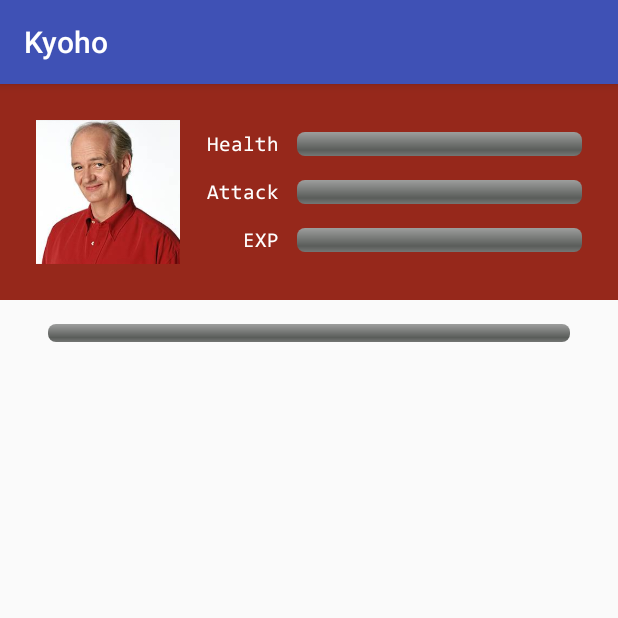
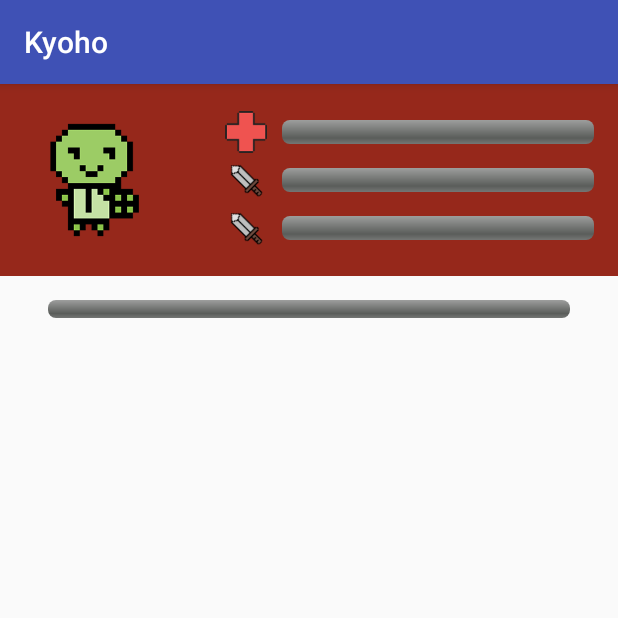
Before and after one commit to ltzehan/hackomania, an Android app: the screen it shows after launch (MainActivity), on a phone screen of 412 x 824 dp, the top half of it. Run offline under Robolectric (Android 15) with nearby library versions, the light colour scheme and no system bars; 1 statement that could not run was skipped.

Commit message:
value bar icon

```diff
--- a/app/app/src/main/res/layout/activity_main.xml
+++ b/app/app/src/main/res/layout/activity_main.xml
@@ -10,7 +10,7 @@
     <RelativeLayout
         android:layout_width="match_parent"
         android:layout_height="wrap_content"
-        android:padding="24dp"
+        android:padding="16dp"
         android:background="@color/colorMainUI">
 
         <qihaoooooo.kyoho.view.SquareImageView
@@ -18,38 +18,37 @@
             android:layout_width="@dimen/userIconHeight"
             android:layout_height="@dimen/userIconHeight"
             android:scaleType="centerInside"
-            android:src="@drawable/placeholder"/>
+            android:src="@drawable/turtle"/>
 
         <LinearLayout
             android:id="@+id/barLabels"
             android:layout_width="wrap_content"
             android:layout_height="@dimen/userIconHeight"
-            android:layout_marginStart="18dp"
-            android:layout_marginEnd="12dp"
             android:orientation="vertical"
             android:gravity="right"
+            android:layout_marginRight="8dp"
             android:layout_toEndOf="@id/userIcon">
 
-            <qihaoooooo.kyoho.view.PixelFontTextView
-                android:layout_width="wrap_content"
+            <qihaoooooo.kyoho.view.SquareImageView
+                android:layout_width="match_parent"
                 android:layout_height="0dp"
                 android:layout_weight="1"
-                android:gravity="center"
-                android:text="Health"/>
+                android:padding="@dimen/valueBarIconPadding"
+                android:src="@drawable/health"/>
 
-            <qihaoooooo.kyoho.view.PixelFontTextView
-                android:layout_width="wrap_content"
+            <qihaoooooo.kyoho.view.SquareImageView
+                android:layout_width="match_parent"
                 android:layout_height="0dp"
                 android:layout_weight="1"
-                android:gravity="center"
-                android:text="Attack"/>
+                android:padding="@dimen/valueBarIconPadding"
+                android:src="@drawable/sword"/>
 
-            <qihaoooooo.kyoho.view.PixelFontTextView
-                android:layout_width="wrap_content"
+            <qihaoooooo.kyoho.view.SquareImageView
+                android:layout_width="match_parent"
                 android:layout_height="0dp"
                 android:layout_weight="1"
-                android:gravity="center"
-                android:text="EXP"/>
+                android:padding="@dimen/valueBarIconPadding"
+                android:src="@drawable/sword"/>
 
         </LinearLayout>
 
--- a/app/app/src/main/res/values/dimen.xml
+++ b/app/app/src/main/res/values/dimen.xml
@@ -3,6 +3,7 @@
 
     <item name="userIconHeight" type="dimen">96dp</item>
     <item name="valueBarVerticalPadding" type="dimen">8dp</item>
+    <item name="valueBarIconPadding" type="dimen">2dp</item>
     <item name="taskIconHeight" type="dimen">72dp</item>
     <item name="taskTextPadding" type="dimen">12dp</item>
     <item name="taskDescSize" type="dimen">18dp</item>
@@ -11,4 +12,5 @@
     <item name="bossBarHeight" type="dimen">12dp</item>
     <item name="bossSpriteHeight" type="dimen">120dp</item>
 
+
 </resources>
```
Also changed, not shown: app/app/src/main/res/drawable/checkmark.png (added), app/app/src/main/res/drawable/health.png (added), app/app/src/main/res/drawable/sword.png (added), app/app/src/main/res/drawable/turtle.png (added).
